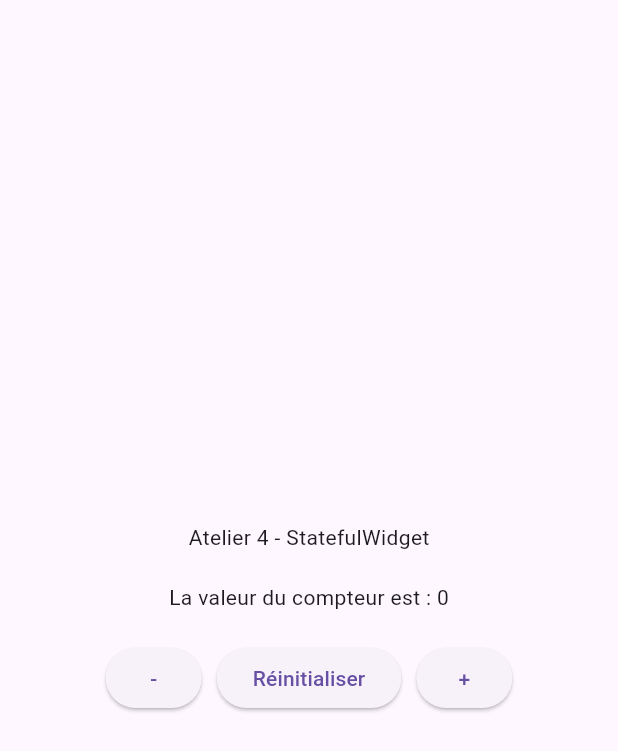
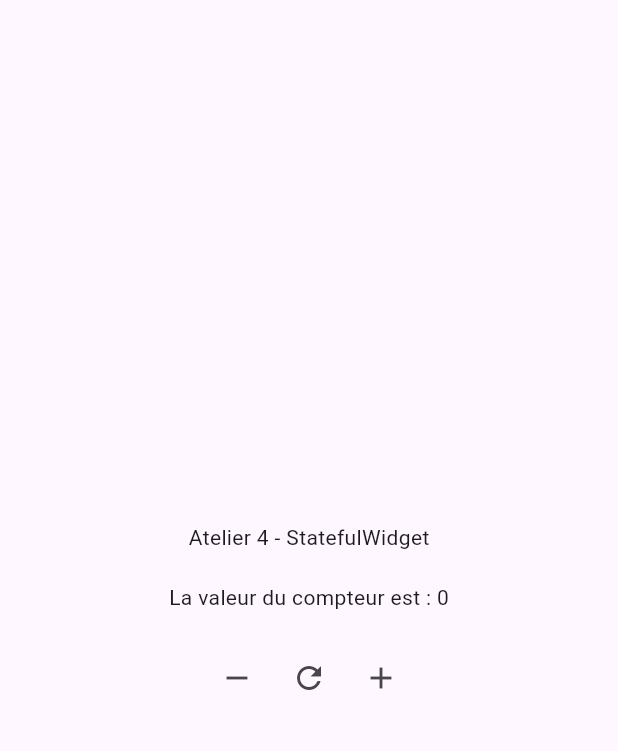
Before and after one commit to DjaberBenyezza/Atelier-04, a Flutter app: the screen it shows after launch, on a phone screen of 412 x 824 dp. Shown: the top 751 px of the screen. Run offline on Flutter 3.47's test engine with Material 3 defaults, Android fonts, the phone set to English and light mode, and no system bars.

Commit message:
Étape 4A : Remplacement des boutons par IconButton

```diff
--- a/flutter_app_stateful/lib/main.dart
+++ b/flutter_app_stateful/lib/main.dart
@@ -31,33 +31,31 @@ class _MyWidgetState extends State<MyWidget> {
               Row(
                 mainAxisAlignment: MainAxisAlignment.center,
                 children: [
-                  ElevatedButton(
+                  IconButton(
                     onPressed: () {
                       setState(() {
                         compteur--;
                       });
                     },
-                    child: const Text("-"),
+                    icon: const Icon(Icons.remove),
                   ),
-                  const SizedBox(width: 10),
 
-                  ElevatedButton(
+                  IconButton(
                     onPressed: () {
                       setState(() {
                         compteur = 0;
                       });
                     },
-                    child: const Text("Réinitialiser"),
+                    icon: const Icon(Icons.refresh),
                   ),
-                  const SizedBox(width: 10),
 
-                  ElevatedButton(
+                  IconButton(
                     onPressed: () {
                       setState(() {
                         compteur++;
                       });
                     },
-                    child: const Text("+"),
+                    icon: const Icon(Icons.add),
                   ),
                 ],
               ),
```
